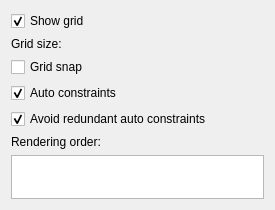
This is src/Mod/Sketcher/Gui/TaskSketcherGeneral.ui in berndhahnebach/All_FreeCAD as Qt 5 draws it before an edit. The edited form follows.
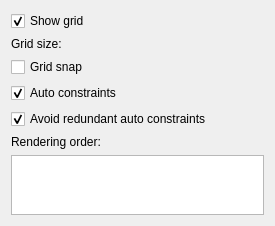
This is the edited form. Custom widgets are drawn as their Qt base class.

Commit message:
TaskSketcher_xxx.ui: use sensible minimal heights to avoid scaling problems
The problem is currently that if the user collapses the solver messages, the list views get too small. The reason is that there is no proper minimal height set. See the forum thread for screenshots of the fixes.

TaskSketcherMessages.ui: remove unnecessary space (saves also vertical space on small screens)

```diff
--- a/src/Mod/Sketcher/Gui/TaskSketcherGeneral.ui
+++ b/src/Mod/Sketcher/Gui/TaskSketcherGeneral.ui
@@ -130,7 +130,7 @@
      <property name="minimumSize">
       <size>
        <width>12</width>
-       <height>12</height>
+       <height>60</height>
       </size>
      </property>
      <property name="toolTip">
```
The commit also changes 3 other files.
